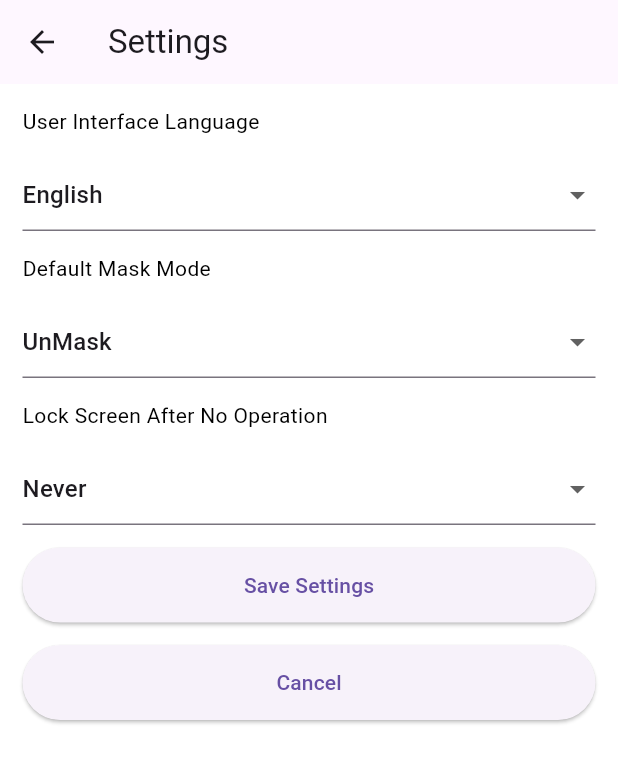
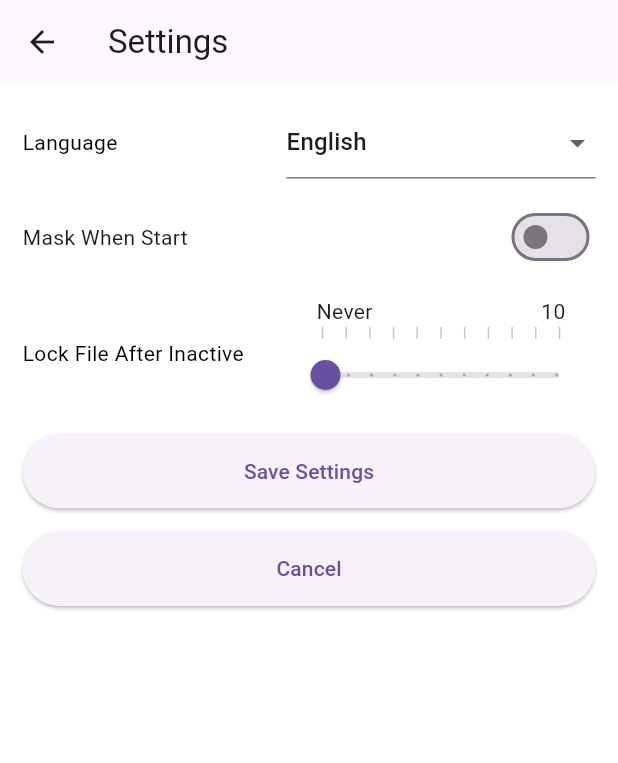
Before and after one commit to davidforest123/SmartVault, a Flutter app: the PageSettings screen opened by its route, on a phone screen of 412 x 824 dp. Shown: the top 763 px of the screen. Run offline on Flutter 3.47's test engine with Material 2 defaults, Android fonts, the phone set to English and light mode, and no system bars; our stand-ins replace file_picker, flutter_boxicons.

Commit message:
Update pageSettings.dart

```diff
--- a/lib/pages/pageSettings.dart
+++ b/lib/pages/pageSettings.dart
@@ -1,4 +1,6 @@
 import 'package:flutter/material.dart';
+
+import '../utils/page.dart';
 
 // settings page
 class PageSettings extends StatefulWidget {
@@ -20,34 +22,9 @@ class _PageSettingsState extends State<PageSettings> {
 
   String langSelected = "English";
 
-  List<DropdownMenuItem<String>> get defaultMaskModeDropdownItems {
-    List<DropdownMenuItem<String>> menuItems = [
-      DropdownMenuItem(child: Text("Mask"), value: "Mask"),
-      DropdownMenuItem(child: Text("UnMask"), value: "UnMask"),
-    ];
-    return menuItems;
-  }
+  bool autoMask = false;
 
-  String defaultMaskModeSelected = "UnMask";
-
-  List<DropdownMenuItem<String>> get lockScreenTimeDropdownItems {
-    List<DropdownMenuItem<String>> menuItems = [
-      DropdownMenuItem(child: Text("Never"), value: "Never"),
-      DropdownMenuItem(child: Text("1 Minute"), value: "1 Minute"),
-      DropdownMenuItem(child: Text("2 Minute"), value: "2 Minute"),
-      DropdownMenuItem(child: Text("3 Minute"), value: "3 Minute"),
-      DropdownMenuItem(child: Text("4 Minute"), value: "4 Minute"),
-      DropdownMenuItem(child: Text("5 Minute"), value: "5 Minute"),
-      DropdownMenuItem(child: Text("6 Minute"), value: "6 Minute"),
-      DropdownMenuItem(child: Text("7 Minute"), value: "7 Minute"),
-      DropdownMenuItem(child: Text("8 Minute"), value: "8 Minute"),
-      DropdownMenuItem(child: Text("9 Minute"), value: "9 Minute"),
-      DropdownMenuItem(child: Text("10 Minute"), value: "10 Minute"),
-    ];
-    return menuItems;
-  }
-
-  String lockScreenTimeSelected = "Never";
+  int lockScreenTime = 0;
 
   @override
   Widget build(BuildContext context) {
@@ -62,20 +39,17 @@ class _PageSettingsState extends State<PageSettings> {
             Padding(
               padding: const EdgeInsets.only(
                   left: 15.0, right: 15.0, top: 15, bottom: 0),
-              child: Align(
-                alignment: Alignment.centerLeft,
-                child: Text(
-                  "User Interface Language",
+              child: Row(
+                mainAxisAlignment: MainAxisAlignment.spaceBetween,
+                children: [
+                  Text(
+                    "Language",
                     style: TextStyle(color: Colors.black, fontSize: 14),
                   ),
-              ),
-            ),
-            Padding(
-              padding: const EdgeInsets.only(
-                  left: 15.0, right: 15.0, top: 15, bottom: 0),
+                  SizedBox(
+                    width: MediaQuery.of(context).size.width / 2,
                     child: DropdownButtonFormField(
                         value: langSelected,
-                  //style: TextStyle(color: Colors.red,fontSize: 30),
                         onChanged: (String? newValue) {
                           setState(() {
                             langSelected = newValue!;
@@ -83,53 +57,93 @@ class _PageSettingsState extends State<PageSettings> {
                         },
                         items: langDropdownItems),
                   ),
-            Padding(
-              padding: const EdgeInsets.only(
-                  left: 15.0, right: 15.0, top: 15, bottom: 0),
-              child: Align(
-                alignment: Alignment.centerLeft,
-                child: Text(
-                  "Default Mask Mode",
-                  style: TextStyle(color: Colors.black, fontSize: 14),
-                ),
+                ],
               ),
             ),
             Padding(
               padding: const EdgeInsets.only(
                   left: 15.0, right: 15.0, top: 15, bottom: 0),
-              child: DropdownButtonFormField(
-                  value: defaultMaskModeSelected,
-                  //style: TextStyle(color: Colors.red,fontSize: 30),
-                  onChanged: (String? newValue) {
+              child: Row(
+                mainAxisAlignment: MainAxisAlignment.spaceBetween,
+                children: [
+                  Text(
+                    'Mask When Start',
+                  ),
+                  Switch(
+                    value: autoMask,
+                    activeColor: Color(0xFF6200EE),
+                    onChanged: (bool newValue) {
                       setState(() {
-                      defaultMaskModeSelected = newValue!;
+                        autoMask = newValue;
                       });
                     },
-                  items: defaultMaskModeDropdownItems),
-            ),
-            const Padding(
-              padding:
-                  EdgeInsets.only(left: 15.0, right: 15.0, top: 15, bottom: 0),
-              child: Align(
-                alignment: Alignment.centerLeft,
-                child: Text(
-                  "Lock Screen After No Operation",
-                  style: TextStyle(color: Colors.black, fontSize: 14),
-                ),
+                  )
+                ],
               ),
             ),
             Padding(
               padding: const EdgeInsets.only(
                   left: 15.0, right: 15.0, top: 15, bottom: 0),
-              child: DropdownButtonFormField(
-                  value: lockScreenTimeSelected,
-                  //style: TextStyle(color: Colors.red,fontSize: 30),
-                  onChanged: (String? newValue) {
+              child: Row(
+                mainAxisAlignment: MainAxisAlignment.spaceBetween,
+                children: [
+                  Text(
+                    "Lock File After Inactive",
+                    style: TextStyle(color: Colors.black, fontSize: 14),
+                  ),
+                  SizedBox( // SizedBox is used to control size of `Slider` component.
+                      width: MediaQuery.of(context).size.width / 2,
+                      child: Column(
+                        children: [
+                          Container(
+                            margin: EdgeInsets.symmetric(horizontal: 20),
+                            child: Column(
+                              children: [
+                                Row(
+                                  mainAxisAlignment:
+                                      MainAxisAlignment.spaceBetween,
+                                  children: List.generate(
+                                      11,
+                                      (index) => Text(index == 0
+                                          ? 'Never'
+                                          : (index == 10 ? '$index' : ''))),
+                                ),
+                                Row(
+                                  mainAxisAlignment:
+                                      MainAxisAlignment.spaceBetween,
+                                  children: List.generate(
+                                    11,
+                                    (index) => SizedBox(
+                                      height: 8,
+                                      child: VerticalDivider(
+                                        width: 8,
+                                      ),
+                                    ),
+                                  ),
+                                )
+                              ],
+                            ),
+                          ),
+                          Slider(
+                            min: 0,
+                            max: 10,
+                            divisions: 10,
+                            value: lockScreenTime.toDouble(),
+                            onChanged: (double newValue) {
                               setState(() {
-                      lockScreenTimeSelected = newValue!;
+                                lockScreenTime = newValue.round();
                               });
                             },
-                  items: lockScreenTimeDropdownItems),
+                            label: lockScreenTime == 0
+                                ? "Never"
+                                : (lockScreenTime == 1
+                                    ? "1 Minute"
+                                    : lockScreenTime.toString() + " Minutes"),
+                          ),
+                        ],
+                      )),
+                ],
+              ),
             ),
             Padding(
               padding: const EdgeInsets.only(
@@ -140,7 +154,7 @@ class _PageSettingsState extends State<PageSettings> {
                   minimumSize: const Size.fromHeight(50),
                 ),
                 onPressed: () {
-                  //TODO FORGOT PASSWORD SCREEN GOES HERE
+                  utilBackToPreviousPage(context);
                 },
                 child: Text(
                   'Save Settings',
```
Lines whose indentation alone changed are shown as unchanged.
